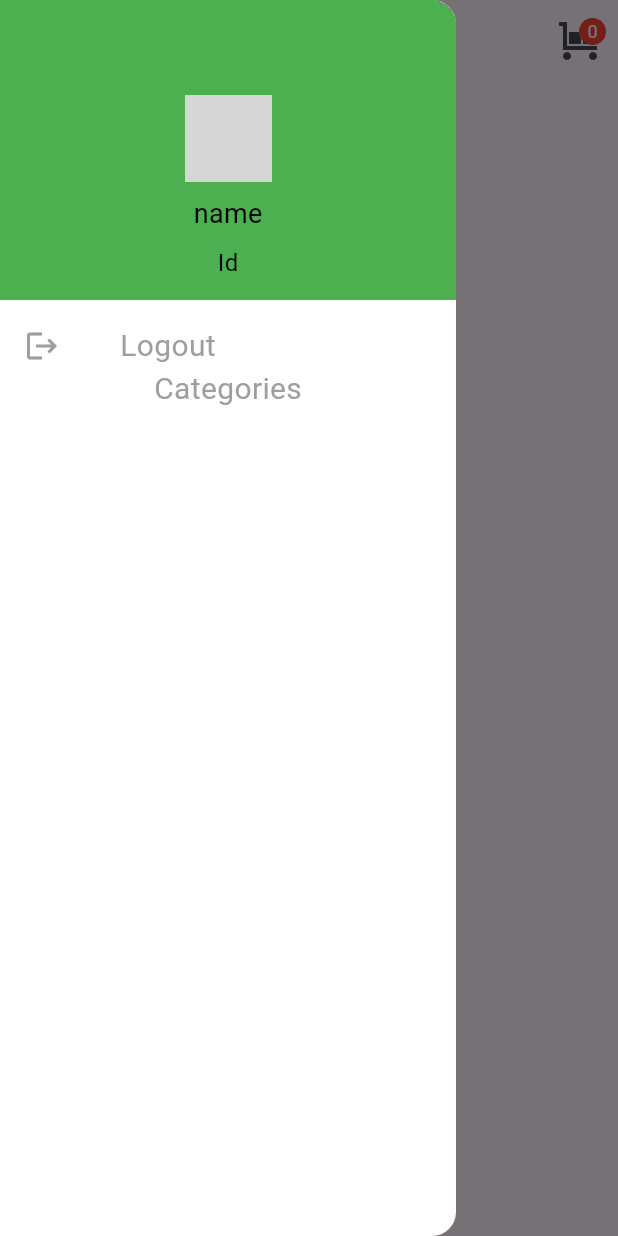
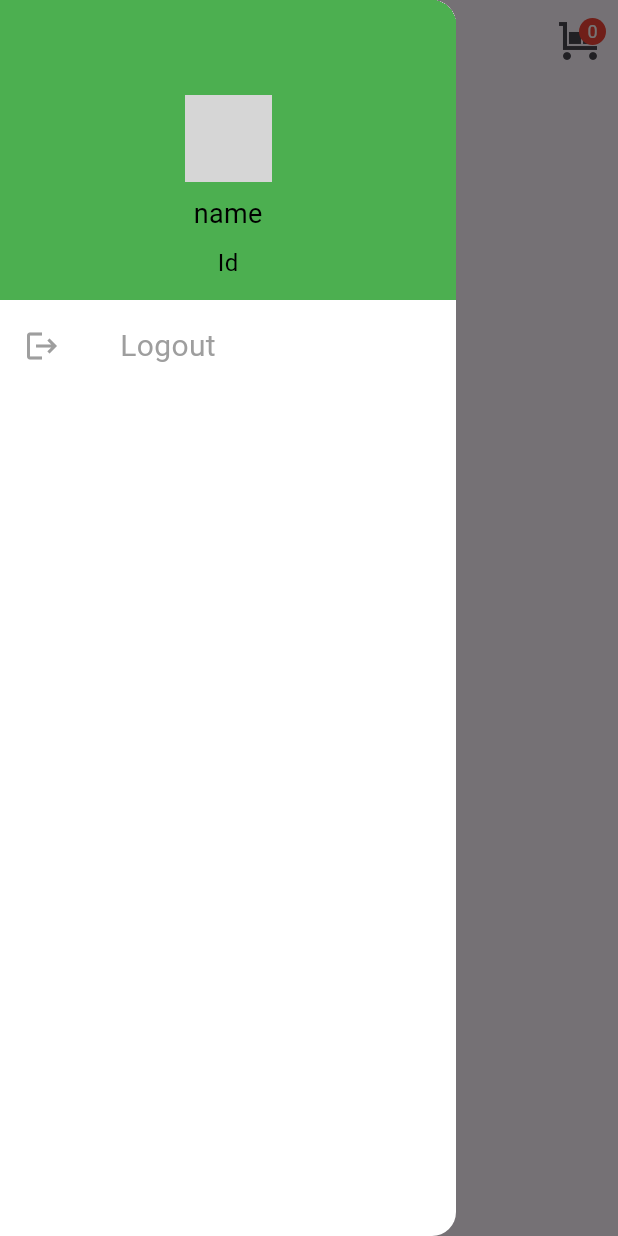
Before and after one commit to Nilesh9783/google_auth_dem0, a Flutter app: the HomePage screen opened by its route, with the side drawer open, on a phone screen of 412 x 824 dp. Run offline on Flutter 3.47's test engine with Material 3 defaults, Android fonts, the light colour scheme and no system bars; our stand-ins replace carousel_slider, dio, firebase_auth, firebase_core, get, get_it and 1 more; accounts and stored records are empty; network calls fail; grey boxes are pictures that could not be loaded.

Commit message:
demo done for getx interview

```diff
--- a/auth_demo_firebase/lib/pages/home/home_page.dart
+++ b/auth_demo_firebase/lib/pages/home/home_page.dart
@@ -125,14 +125,14 @@ class _HomePageState extends State<HomePage> with TickerProviderStateMixin {
         if (_homePageContoller.isLoading.value) {
           return Center(
             child: Container(
-              height: 52,
-              width: 52,
+              height: 200,
+              width: 200,
               decoration: const BoxDecoration(
-                  color: Colors.black38,
+                  color: Color.fromARGB(255, 195, 236, 204),
                   borderRadius: BorderRadius.all(Radius.circular(8))),
-              padding: const EdgeInsets.all(16),
+              padding: const EdgeInsets.all(50),
               child: const CircularProgressIndicator(
-                color: Colors.blue,
+                color: Colors.green,
               ),
             ),
           );
@@ -301,8 +301,8 @@ class _HomePageState extends State<HomePage> with TickerProviderStateMixin {
               child: Image.network(
                 url,
                 fit: BoxFit.cover,
-                width: 74.0, // Width of each image
-                height: 58.0, // Height of each image
+                width: 74.0,
+                height: 58.0,
               ),
             );
           },
@@ -419,11 +419,11 @@ class _HomePageState extends State<HomePage> with TickerProviderStateMixin {
               ),
             ),
           ),
-          Text(
-            StringConstant.categories,
-            style: const TextStyle(
-                color: Colors.grey, fontSize: 20, fontWeight: FontWeight.w400),
-          ),
+          // Text(
+          //   StringConstant.categories,
+          //   style: const TextStyle(
+          //       color: Colors.grey, fontSize: 20, fontWeight: FontWeight.w400),
+          // ),
           //By uncommenty this code uyou can see all cat list and move tab controller also manage
           // Obx(
           //   () => Container(
--- a/auth_demo_firebase/lib/pages/home/home_page_controller.dart
+++ b/auth_demo_firebase/lib/pages/home/home_page_controller.dart
@@ -57,7 +57,7 @@ class HomePageContoller extends GetxController {
       await sl.get<APIServices>().getAPICallWithQueryParam(
           ApiConstant.foodListApi, {'c': strCat}).then((value) {
         foodRespModel = foodListFromJson(value.data);
-        foodList.addAll(foodRespModel?.meals ?? []);
+        foodList.value = foodRespModel?.meals ?? [];
         isLoading.value = false;
         update();
       });
```
Also changed, not shown: auth_demo_firebase/lib/pages/card_and_order/order_page.dart (+4 -4 lines), auth_demo_firebase/lib/pages/card_and_order/order_page_controller.dart (+18 -0 lines), 1 other file.
